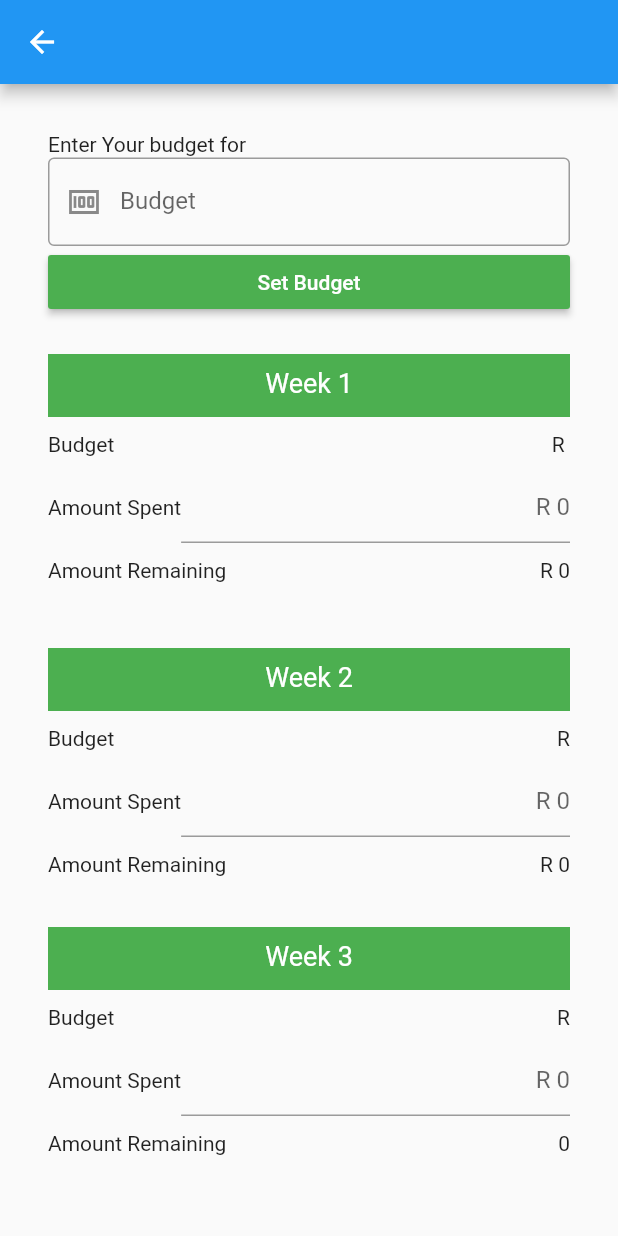
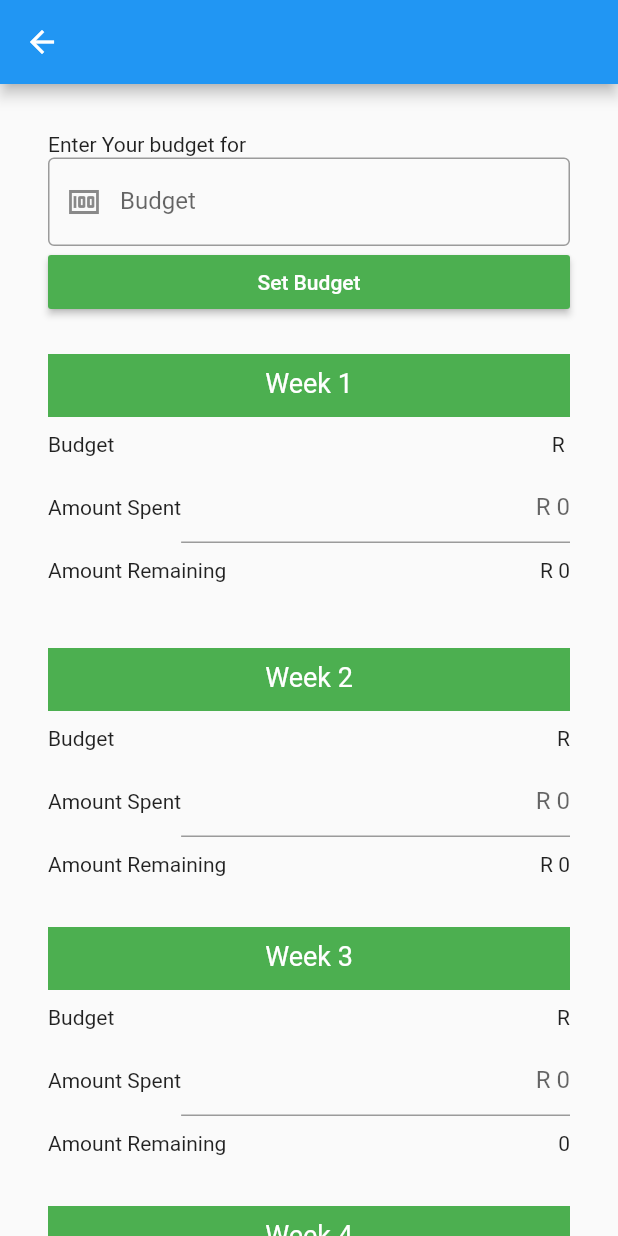
Before and after one commit to COS301-SE-2022/Happy-Muncher, a Flutter app: the Month screen opened directly with empty values, on a phone screen of 412 x 824 dp. Run offline on Flutter 3.47's test engine with Material 2 defaults, Android fonts, the phone set to English and light mode, and no system bars; Roboto replaces fonts that are missing (Arial).

Commit message:
week 4 added

```diff
--- a/happy_mucher_frontend/lib/pages/month.dart
+++ b/happy_mucher_frontend/lib/pages/month.dart
@@ -78,8 +78,8 @@ class MyMonthState extends State<Month> {
           WeekTwo(),
           const SizedBox(height: 24),
           WeekThree(),
-          // const SizedBox(height: 24),
-          // WeekFour(),
+          const SizedBox(height: 24),
+          WeekFour(),
           // const SizedBox(height: 32),
           // Totals()
         ],
@@ -276,63 +276,63 @@ class MyMonthState extends State<Month> {
         const SizedBox(height: 10),
       ]));
 
-  // Widget WeekFour() => Container(
-  //         child: Column(children: [
-  //       Container(
-  //         child: Container(
-  //           width: 600.0,
-  //           height: 42.0,
-  //           decoration: const BoxDecoration(
-  //             color: Colors.green,
-  //           ),
-  //           child: const Center(
-  //             child: Text(
-  //               'Week 4',
-  //               style: TextStyle(
-  //                 fontFamily: 'Arial',
-  //                 fontSize: 18,
-  //                 color: Colors.white,
-  //                 height: 1,
-  //               ),
-  //               textAlign: TextAlign.left,
-  //             ),
-  //           ),
-  //         ),
-  //       ),
-  //       const SizedBox(height: 10),
-  //       Row(
-  //           mainAxisAlignment: MainAxisAlignment.spaceBetween,
-  //           children: [const Text("Budget"), Text("R" + budget)]),
-  //       const SizedBox(height: 10),
-  //       Row(mainAxisAlignment: MainAxisAlignment.spaceBetween, children: [
-  //         const Text("Amount Spent"),
-  //         Flexible(
-  //             child: TextField(
-  //           textAlign: TextAlign.right,
-  //           controller: spentFourController,
-  //           decoration: const InputDecoration(
-  //             hintText: 'R 0',
-  //           ),
-  //           keyboardType: TextInputType.number,
-  //           textInputAction: TextInputAction.done,
-  //           onSubmitted: (value) {
-  //             setState(() {
-  //               spent4 = spentFourController.text;
-  //               double left = double.parse(spent4);
-  //               totSpent += double.parse(spent4);
-  //               left = bud - left;
-  //               rem4 = left.toString();
-  //               totRem += left;
-  //             });
-  //           },
-  //         ))
-  //       ]),
-  //       const SizedBox(height: 10),
-  //       Row(
-  //           mainAxisAlignment: MainAxisAlignment.spaceBetween,
-  //           children: [const Text("Amount Remaining"), Text(rem4)]),
-  //       const SizedBox(height: 10),
-  //     ]));
+  Widget WeekFour() => Container(
+          child: Column(children: [
+        Container(
+          child: Container(
+            width: 600.0,
+            height: 42.0,
+            decoration: const BoxDecoration(
+              color: Colors.green,
+            ),
+            child: const Center(
+              child: Text(
+                'Week 4',
+                style: TextStyle(
+                  fontFamily: 'Arial',
+                  fontSize: 18,
+                  color: Colors.white,
+                  height: 1,
+                ),
+                textAlign: TextAlign.left,
+              ),
+            ),
+          ),
+        ),
+        const SizedBox(height: 10),
+        // Row(
+        //     mainAxisAlignment: MainAxisAlignment.spaceBetween,
+        //     children: [const Text("Budget"), Text("R" + budget)]),
+        // const SizedBox(height: 10),
+        // Row(mainAxisAlignment: MainAxisAlignment.spaceBetween, children: [
+        //   const Text("Amount Spent"),
+        //   Flexible(
+        //       child: TextField(
+        //     textAlign: TextAlign.right,
+        //     controller: spentFourController,
+        //     decoration: const InputDecoration(
+        //       hintText: 'R 0',
+        //     ),
+        //     keyboardType: TextInputType.number,
+        //     textInputAction: TextInputAction.done,
+        //     onSubmitted: (value) {
+        //       setState(() {
+        //         spent4 = spentFourController.text;
+        //         double left = double.parse(spent4);
+        //         totSpent += double.parse(spent4);
+        //         left = bud - left;
+        //         rem4 = left.toString();
+        //         totRem += left;
+        //       });
+        //     },
+        //   ))
+        // ]),
+        // const SizedBox(height: 10),
+        // Row(
+        //     mainAxisAlignment: MainAxisAlignment.spaceBetween,
+        //     children: [const Text("Amount Remaining"), Text(rem4)]),
+        // const SizedBox(height: 10),
+      ]));
 
   // Widget Totals() => Container(
   //         child: Column(children: [
```
